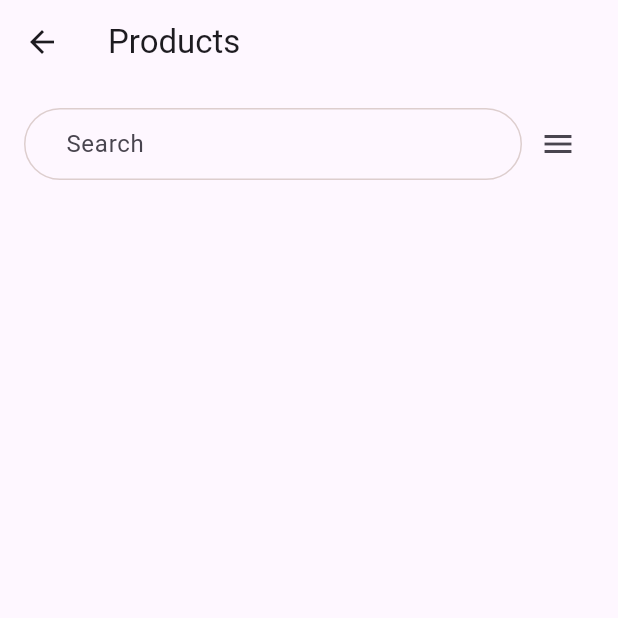
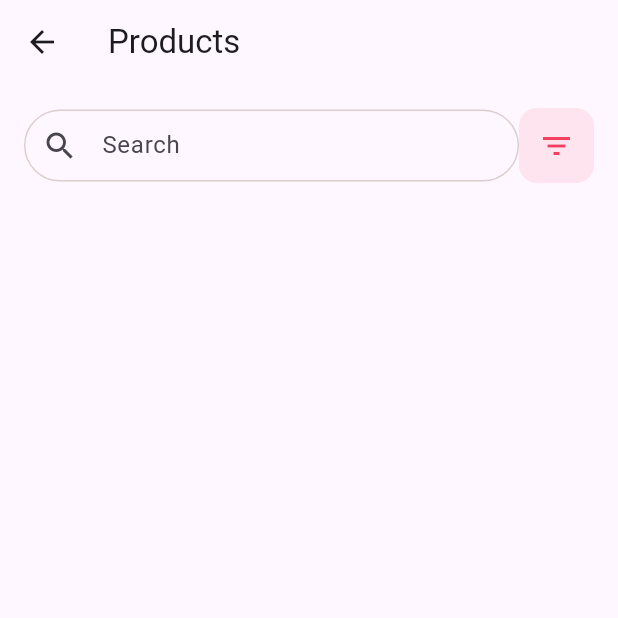
Before and after one commit to bek-n/foody_app, a Flutter app: the ProductListPage screen opened directly, on a phone screen of 412 x 824 dp, the top half of it. Run offline on Flutter 3.47's test engine with Material 2 defaults, Android fonts, the phone set to English and light mode, and no system bars; our stand-ins replace bottom_navy_bar, cached_network_image, cloud_firestore, firebase_auth, firebase_core, firebase_storage and 10 more; missing offline and left inert: animated_icon_button, flutter_login_facebook, progress_loading_button; accounts and stored records are empty.

Commit message:
added filter

```diff
--- a/lib/view/pages/home/all_products.dart
+++ b/lib/view/pages/home/all_products.dart
@@ -49,13 +49,27 @@ class _ProductListPageState extends State<ProductListPage> {
                       event.searchCategory(search.text);
                     },
                     hintext: '',
+                    prefixicon: Icon(Icons.search),
                   ),
                 ),
-                IconButton(
-                    onPressed: () {
+                GestureDetector(
+                  onTap: () {
                     event.setFilterChange();
                   },
-                    icon: Icon(Icons.menu)),
+                  child: Container(
+                    height: 50,
+                    width: 50,
+                    padding: const EdgeInsets.all(10),
+                    decoration: BoxDecoration(
+                        borderRadius:
+                            const BorderRadius.all(Radius.circular(12)),
+                        color: const Color(0xffF43F5E).withOpacity(0.1)),
+                    child: const Icon(
+                      Icons.filter_list,
+                      color: Color(0xffF43F5E),
+                    ),
+                  ),
+                )
               ],
             ),
           ),
@@ -86,10 +100,10 @@ class _ProductListPageState extends State<ProductListPage> {
                             margin: const EdgeInsets.all(6),
                             decoration: BoxDecoration(
                               color: state.selectIndex == i
-                                  ? Colors.pinkAccent
-                                  : Colors.white,
+                                  ? Style.primaryColor
+                                  : Style.whiteColor,
                               borderRadius: BorderRadius.circular(24),
-                              border: Border.all(color: Colors.pinkAccent),
+                              border: Border.all(color: Style.primaryColor),
                             ),
                             padding: const EdgeInsets.symmetric(
                                 horizontal: 8, vertical: 6),
@@ -103,7 +117,9 @@ class _ProductListPageState extends State<ProductListPage> {
                     itemCount:
                         context.watch<HomeController>().listOfProduct.length,
                     itemBuilder: (context, index) {
-                      return Container(
+                      return Padding(
+                        padding: const EdgeInsets.symmetric(horizontal: 24),
+                        child: Container(
                           margin: const EdgeInsets.only(bottom: 30),
                           height: 88.h,
                           width: 380.w,
@@ -112,8 +128,8 @@ class _ProductListPageState extends State<ProductListPage> {
                                 BoxShadow(
                                     blurRadius: 50,
                                     offset: const Offset(0, 6),
-                                  color:
-                                      const Color(0xff5A6CEA).withOpacity(0.08))
+                                    color: const Color(0xff5A6CEA)
+                                        .withOpacity(0.08))
                               ],
                               borderRadius:
                                   const BorderRadius.all(Radius.circular(16)),
@@ -174,9 +190,11 @@ class _ProductListPageState extends State<ProductListPage> {
                                     overflow: TextOverflow.ellipsis,
                                     '\$${context.watch<HomeController>().listOfProduct[index].price.toString()}',
                                     style: Style.textStyleRegular(
-                                      size: 20, textColor: Style.primaryColor)),
+                                        size: 20,
+                                        textColor: Style.primaryColor)),
                               )
                             ],
+                          ),
                         ),
                       );
                     }),
```
Lines whose indentation alone changed are shown as unchanged.
